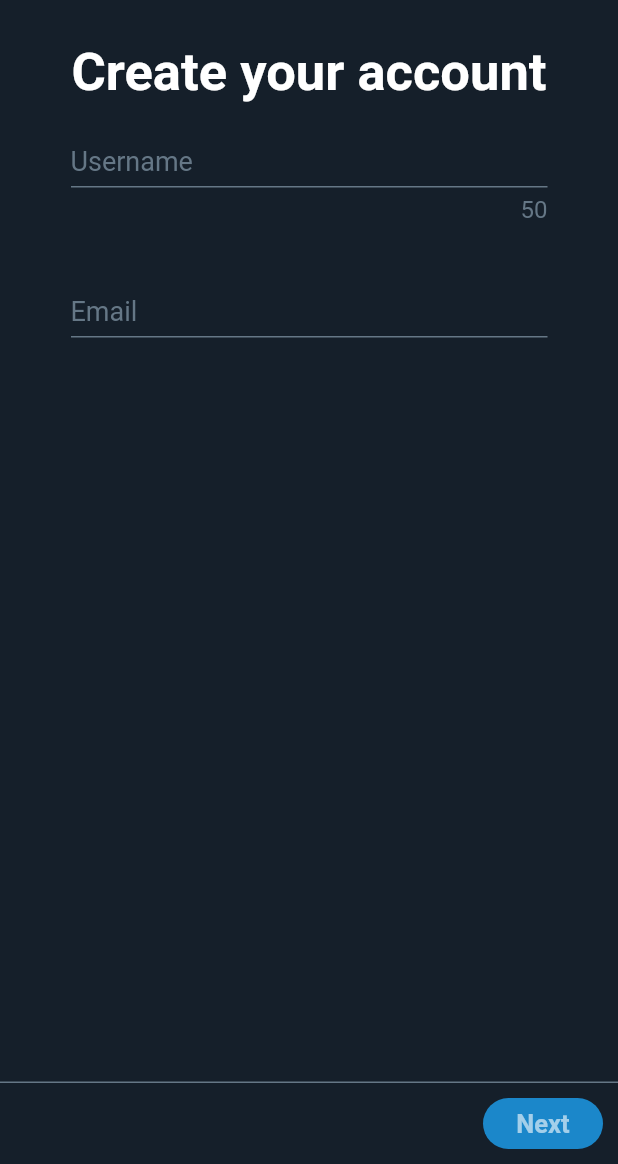
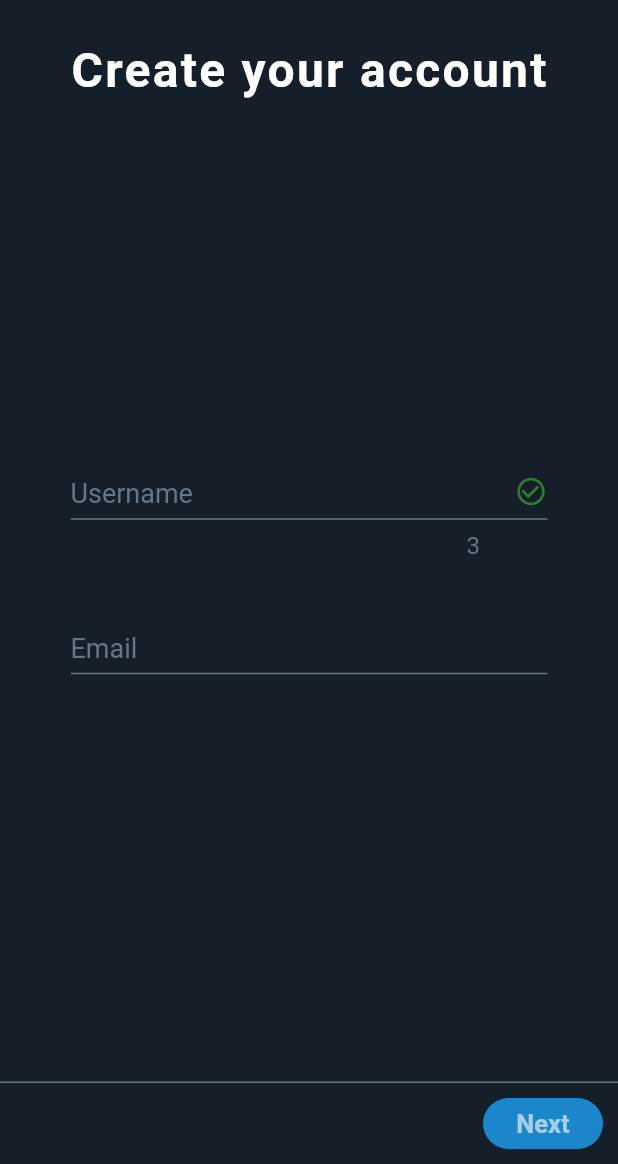
Before and after one commit to asasouza/flutter-fake-twitter, a Flutter app: the SignupScreen screen opened by its route, on a phone screen of 412 x 824 dp, the part 72-1236 px from its top. Run offline on Flutter 3.47's test engine with Material 2 defaults, Android fonts, the phone set to English and light mode, and no system bars; our stand-ins replace flutter_svg.

Commit message:
WIP Tela Signup

```diff
--- a/lib/helpers/colors.dart
+++ b/lib/helpers/colors.dart
@@ -76,6 +76,10 @@ class ColorsHelper {
     });
   }
 
+  static MaterialColor get red {
+    return Colors.red;
+  }
+
   static Color get white {
     return Colors.white;
   }
--- /dev/null
+++ b/lib/helpers/debounce.dart
@@ -0,0 +1,14 @@
+import 'package:flutter/foundation.dart';
+import 'dart:async';
+
+class DebounceHelper {
+  Timer _timer;
+
+  void run(int duration, VoidCallback action) {
+    if (_timer != null) {
+      _timer.cancel();
+    }
+
+    _timer = Timer(Duration(milliseconds: duration), action);
+  }
+}
--- a/lib/screens/login.dart
+++ b/lib/screens/login.dart
@@ -104,7 +104,7 @@ class _LoginScreenState extends State<LoginScreen> {
                               textInputAction: TextInputAction.next,
                             ),
                             SizedBox(
-                              height: 20,
+                              height: 5,
                             ),
                             TextInput(
                               focusNode: _passwordFocus,
--- a/lib/screens/signup.dart
+++ b/lib/screens/signup.dart
@@ -24,24 +24,32 @@ class SignupScreen extends StatelessWidget {
       ),
       body: Column(
         children: <Widget>[
+          SizedBox(
+            height: 20,
+          ),
+          Text(
+            'Create your account',
+            style: TextStyle(
+              fontSize: 32,
+              letterSpacing: 1.5,
+              fontWeight: FontWeight.bold,
+              color: ColorsHelper.white,
+            ),
+          ),
           Expanded(
             child: Padding(
               child: Column(
+                mainAxisAlignment: MainAxisAlignment.center,
                 children: <Widget>[
-                  Text(
-                    'Create your account',
-                    style: TextStyle(
-                      fontSize: 35,
-                      fontWeight: FontWeight.bold,
-                      color: ColorsHelper.white,
-                    ),
-                  ),
-                  SizedBox(
-                    height: 20,
-                  ),
                   TextInput(
                     placeholder: 'Username',
-                    maxLength: 50,
+                    maxLength: 3,
+                    validator: (value) {
+                      if (value.length > 3) {
+                        return 'Must be 50 characters or fewer';
+                      }
+                      return null;
+                    },
                   ),
                   SizedBox(
                     height: 40,
@@ -53,7 +61,6 @@ class SignupScreen extends StatelessWidget {
               ),
               padding: EdgeInsets.symmetric(
                 horizontal: 47,
-                vertical: 20,
               ),
             ),
           ),
--- a/lib/widgets/text-input.dart
+++ b/lib/widgets/text-input.dart
@@ -2,6 +2,7 @@
 import 'package:flutter/material.dart';
 // helper
 import '../helpers/colors.dart';
+import '../helpers/debounce.dart';
 
 class TextInput extends StatefulWidget {
   final TextEditingController controller;
@@ -15,6 +16,7 @@ class TextInput extends StatefulWidget {
   final Function onSave;
   final String placeholder;
   final TextInputAction textInputAction;
+  final Function validator;
 
   TextInput({
     this.controller,
@@ -28,6 +30,7 @@ class TextInput extends StatefulWidget {
     this.onSave,
     this.placeholder,
     this.textInputAction,
+    this.validator,
   });
 
   @override
@@ -37,7 +40,9 @@ class TextInput extends StatefulWidget {
 class _TextInputState extends State<TextInput> {
   bool _contentHidden;
   bool _hasFocus = false;
+  String _isValid;
   FocusNode _inputFocus;
+  DebounceHelper debounce = DebounceHelper();
 
   @override
   void initState() {
@@ -57,6 +62,37 @@ class _TextInputState extends State<TextInput> {
     _inputFocus.dispose();
   }
 
+  MaterialColor get _borderColor {
+    if (_isValid != null) {
+      return ColorsHelper.red;
+    }
+    if (_hasFocus) {
+      return ColorsHelper.lightBlue;
+    }
+    return ColorsHelper.darkGray;
+  }
+
+  double get _contentPadding {
+    // if(widget.isPassword && widget.validator != null && _isValid == null) {
+    //   return 90;
+    // }
+    if(widget.isPassword || (widget.validator != null && _isValid == null)) {
+      return 45;
+    }
+    return 0;
+  }
+
+  void _onChanged(String value) {
+    if (widget.validator != null) {
+      debounce.run(500, () {
+        setState(() {
+          _isValid = widget.validator(value);
+        });
+      });
+    }
+    widget.onChanged(value);
+  }
+
   @override
   Widget build(BuildContext context) {
     final deviceSize = MediaQuery.of(context).size;
@@ -73,6 +109,25 @@ class _TextInputState extends State<TextInput> {
         Stack(
           children: <Widget>[
             TextFormField(
+              buildCounter: (
+                BuildContext context, {
+                int currentLength,
+                int maxLength = 0,
+                bool isFocused,
+              }) {
+                return Text(
+                  widget.maxLength != null
+                      ? (maxLength - currentLength).toString()
+                      : '',
+                  style: TextStyle(
+                    color: widget.maxLength != null &&
+                            (maxLength - currentLength) < 0
+                        ? ColorsHelper.red.shade800
+                        : ColorsHelper.darkGray,
+                    fontSize: 16,
+                  ),
+                );
+              },
               controller: widget.controller,
               cursorColor: Theme.of(context).accentColor,
               decoration: InputDecoration(
@@ -81,6 +136,19 @@ class _TextInputState extends State<TextInput> {
                     color: ColorsHelper.darkGray,
                   ),
                 ),
+                errorBorder: UnderlineInputBorder(
+                  borderSide: BorderSide(
+                    color: ColorsHelper.red,
+                  ),
+                ),
+                focusedErrorBorder: UnderlineInputBorder(
+                  borderSide: BorderSide(width: 0),
+                ),
+                errorStyle: TextStyle(
+                  color: ColorsHelper.red.shade800,
+                  fontSize: 15,
+                ),
+                errorText: this._isValid,
                 hintText: widget.placeholder,
                 hintStyle: TextStyle(
                   fontSize: 18,
@@ -90,24 +158,27 @@ class _TextInputState extends State<TextInput> {
                 contentPadding: EdgeInsets.only(
                   top: 8,
                   bottom: 7,
-                  right: widget.isPassword ? 45 : 0,
+                  right: this._contentPadding,
                 ),
               ),
               focusNode: this._inputFocus,
               keyboardType: widget.keyboardType,
               obscureText: this._contentHidden,
-              // maxLength: widget.maxLength,
-              // maxLengthEnforced: true,
-              onChanged: widget.onChanged,
+              maxLength: widget.maxLength,
+              maxLengthEnforced: false,
+              onChanged: this._onChanged,
               onSaved: widget.onSave,
               onFieldSubmitted: widget.onFieldSubmitted,
               style: Theme.of(context).textTheme.body2,
               textCapitalization: TextCapitalization.none,
               textInputAction: widget.textInputAction,
             ),
+            Positioned(
+              child: Row(
+                crossAxisAlignment: CrossAxisAlignment.end,
+                children: <Widget>[
                   if (widget.isPassword)
-              Positioned(
-                child: IconButton(
+                    IconButton(
                       color: this._contentHidden
                           ? ColorsHelper.darkGray
                           : ColorsHelper.lightBlue,
@@ -120,16 +191,22 @@ class _TextInputState extends State<TextInput> {
                         });
                       },
                     ),
+                  if (widget.validator != null && this._isValid == null)
+                    Icon(
+                      Icons.check_circle_outline,
+                      color: Colors.green.shade800,
+                      size: 22,
+                    ),
+                ],
+              ),
               right: 0,
               top: -2,
               height: 30,
             ),
             AnimatedPositioned(
-              bottom: -10,
+              bottom: 15,
               child: AnimatedContainer(
-                color: this._hasFocus
-                    ? ColorsHelper.lightBlue
-                    : ColorsHelper.darkGray,
+                color: this._borderColor,
                 curve: Curves.easeOut,
                 duration: Duration(
                   milliseconds: 150,
@@ -145,20 +222,6 @@ class _TextInputState extends State<TextInput> {
             )
           ],
         ),
-        if (widget.maxLength != null)
-          Container(
-            alignment: Alignment.centerRight,
-            child: Text(
-              widget.maxLength.toString(),
-              style: TextStyle(
-                color: ColorsHelper.darkGray,
-                fontSize: 16,
-              ),
-            ),
-            margin: EdgeInsetsDirectional.only(
-              top: 5,
-            ),
-          ),
       ],
       crossAxisAlignment: CrossAxisAlignment.start,
     );
```
Lines whose indentation alone changed are shown as unchanged.
